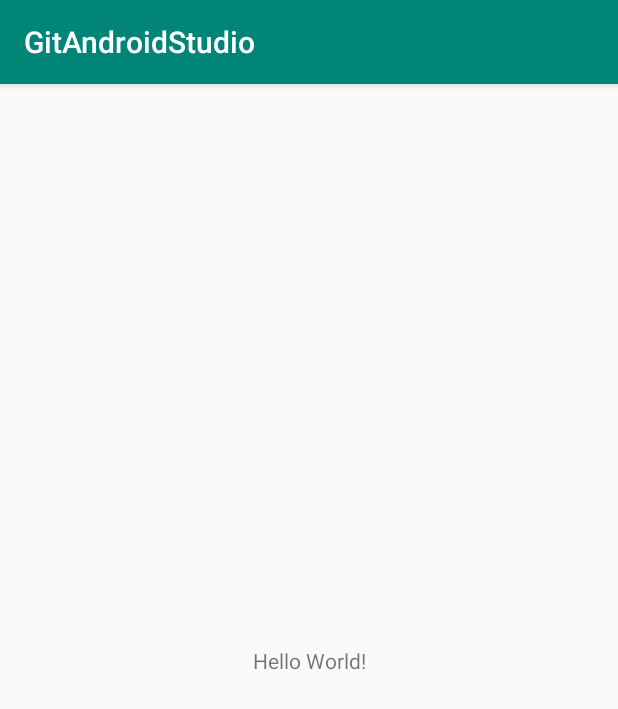
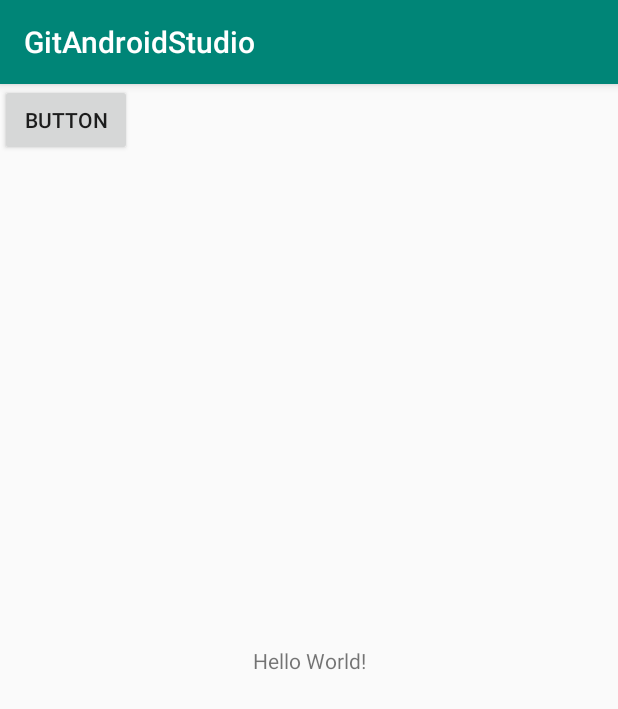
Before and after one commit to klintwales/InstagramClone, an Android app: the screen it shows after launch (MainActivity), on a phone screen of 412 x 824 dp. Shown: the top 709 px of the screen. Run offline under Robolectric (Android 15) with nearby library versions, the phone set to English and light mode, and no system bars.

Commit message:
Initial Commit

```diff
--- a/GitAndroidStudio/app/src/main/res/layout/activity_main.xml
+++ b/GitAndroidStudio/app/src/main/res/layout/activity_main.xml
@@ -15,4 +15,12 @@
         app:layout_constraintRight_toRightOf="parent"
         app:layout_constraintTop_toTopOf="parent" />
 
+    <Button
+        android:id="@+id/button"
+        android:layout_width="wrap_content"
+        android:layout_height="wrap_content"
+        android:text="Button"
+        tools:layout_editor_absoluteX="161dp"
+        tools:layout_editor_absoluteY="398dp" />
+
 </androidx.constraintlayout.widget.ConstraintLayout>
```
